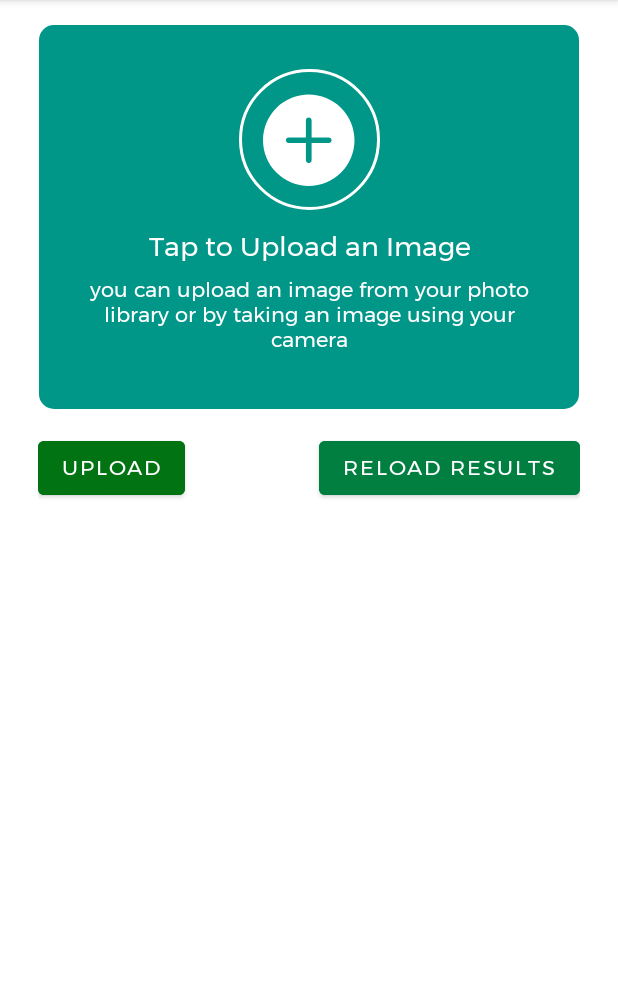
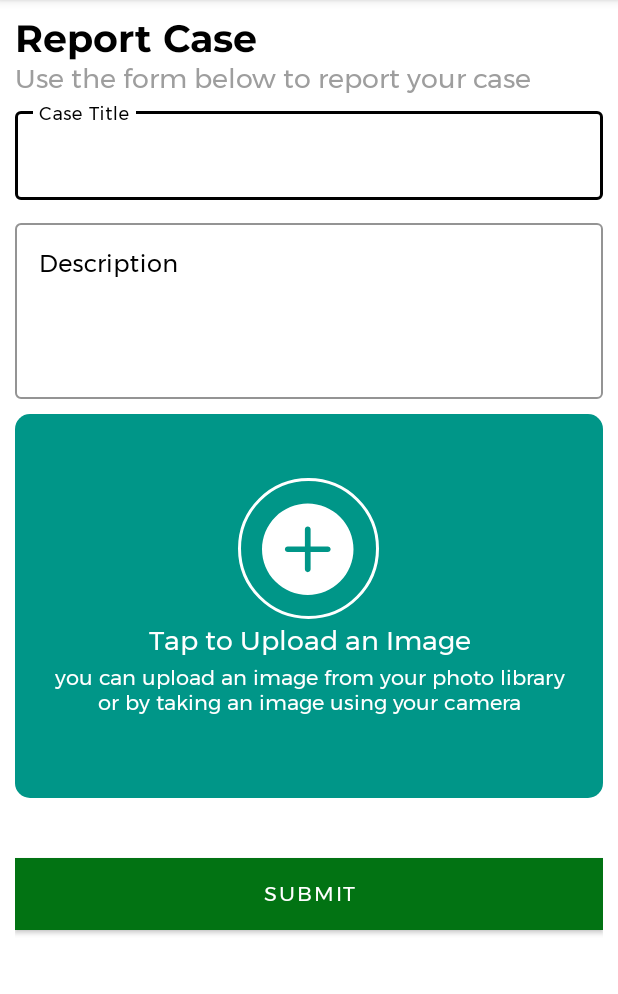
Before and after one commit to patrickhamzaokello/TakaMapNative, an Android app: the MakeReport screen opened directly, with no data from a screen before it, on a phone screen of 412 x 824 dp, the part 84-1078 px from its top. Run offline under Robolectric (Android 15) with nearby library versions, the phone set to English and light mode, and no system bars; libraries missing offline, so code that uses them is left out: com.androidnetworking.interceptors; 3 statements that could not run were skipped.

Commit message:
layout of reoport done

```diff
--- a/app/src/main/java/com/pkasemer/takamap/Apis/TakaApiBase.java
+++ b/app/src/main/java/com/pkasemer/takamap/Apis/TakaApiBase.java
@@ -61,8 +61,8 @@
             retrofit = new Retrofit.Builder()
                     .client(buildClient(context))
                     .addConverterFactory(GsonConverterFactory.create())
-//                    .baseUrl("http://192.168.0.113:8080/projects/TakaMap/mobile/api/v1/Requests")
-                    .baseUrl("https://yugimap.com/mobile/api/v1/Requests/")
+                    .baseUrl("http://192.168.1.118:8080/projects/TakaMap/mobile/api/v1/Requests/")
+//                    .baseUrl("https://yugimap.com/mobile/api/v1/Requests/")
                     .build();
         }
         return retrofit;
--- a/app/src/main/java/com/pkasemer/takamap/Apis/TakaApiService.java
+++ b/app/src/main/java/com/pkasemer/takamap/Apis/TakaApiService.java
@@ -1,5 +1,6 @@
 package com.pkasemer.takamap.Apis;
 
+import com.pkasemer.takamap.Models.FileResponse;
 import com.pkasemer.takamap.Models.HomeFeed;
 import com.pkasemer.takamap.Models.PickupResponse;
 import com.pkasemer.takamap.Models.ReportResponse;
@@ -52,8 +53,8 @@
     );
 
     @Multipart
-    @POST("user/updateprofile")
-    Call<ResponseBody> postReport(
+    @POST("RestApi/upload_api.php")
+    Call<FileResponse> postReport(
             @Part("description") RequestBody description,
             @Part MultipartBody.Part file
     );
--- a/app/src/main/java/com/pkasemer/takamap/MakeReport.java
+++ b/app/src/main/java/com/pkasemer/takamap/MakeReport.java
@@ -34,6 +34,7 @@
 
 import com.pkasemer.takamap.Apis.TakaApiBase;
 import com.pkasemer.takamap.Apis.TakaApiService;
+import com.pkasemer.takamap.Models.FileResponse;
 
 import java.io.File;
 import java.io.FileNotFoundException;
@@ -52,8 +53,8 @@
 
 public class MakeReport extends AppCompatActivity {
 
-    Button btnSelectPhoto,classifybutton;
-    ImageView image_captured;
+    Button submit_btn;
+    ImageView image_captured, take_picture;
     String currentPhotoPath;
     Uri currentpicURI;
     private TakaApiService takaApiService;
@@ -107,17 +108,17 @@
 
     private void initViewPager() {
         image_captured = findViewById(R.id.viewImage);
-        btnSelectPhoto = findViewById(R.id.btnSelectPhoto);
-        classifybutton = findViewById(R.id.classifybutton);
+        take_picture = findViewById(R.id.take_picture);
+        submit_btn = findViewById(R.id.submit_btn);
 
-        btnSelectPhoto.setOnClickListener(new View.OnClickListener() {
+        take_picture.setOnClickListener(new View.OnClickListener() {
             @Override
             public void onClick(View v) {
                 dispatchTakePictureIntent();
             }
         });
 
-        classifybutton.setOnClickListener(new View.OnClickListener() {
+        submit_btn.setOnClickListener(new View.OnClickListener() {
             @Override
             public void onClick(View view) {
                 Toast.makeText(MakeReport.this, "Upload", Toast.LENGTH_SHORT).show();
@@ -218,11 +219,9 @@
         RequestBody requestFile =
                 RequestBody.create(MediaType.parse("multipart/form-data"), file);
 
-
-
         // MultipartBody.Part is used to send also the actual file name
         MultipartBody.Part body =
-                MultipartBody.Part.createFormData("picture", file.getName(), requestFile);
+                MultipartBody.Part.createFormData("sendimage", file.getName(), requestFile);
 
         // add another part within the multipart request
         String descriptionString = "hello, this is description speaking";
@@ -231,17 +230,18 @@
                         okhttp3.MultipartBody.FORM, descriptionString);
 
         // finally, execute the request
-        Call<ResponseBody> call = takaApiService.postReport(description, body);
-        call.enqueue(new Callback<ResponseBody>() {
+        Call<FileResponse> call = takaApiService.postReport(description, body);
+        call.enqueue(new Callback<FileResponse>() {
             @Override
-            public void onResponse(Call<ResponseBody> call,
-                                   Response<ResponseBody> response) {
-                Log.v("Upload", "success");
+            public void onResponse(Call<FileResponse> call,
+                                   Response<FileResponse> response) {
+                FileResponse fileModel = response.body();
+                Toast.makeText(MakeReport.this, fileModel.getMessage(), Toast.LENGTH_SHORT).show();
             }
 
             @Override
-            public void onFailure(Call<ResponseBody> call, Throwable t) {
-                Log.e("Upload error:", t.getMessage());
+            public void onFailure(Call<FileResponse> call, Throwable t) {
+                Toast.makeText(MakeReport.this, t.getMessage(), Toast.LENGTH_SHORT).show();
             }
         });
     }
--- a/app/src/main/java/com/pkasemer/takamap/Models/FileResponse.java
+++ b/app/src/main/java/com/pkasemer/takamap/Models/FileResponse.java
@@ -1,2 +1,23 @@
-package com.pkasemer.takamap.Models;public class FileResponse {
+package com.pkasemer.takamap.Models;
+
+public class FileResponse {
+        public String message;
+        public Boolean status;
+
+        public String getMessage() {
+            return message;
+        }
+
+        public void setMessage(String message) {
+            this.message = message;
+        }
+
+        public Boolean getStatus() {
+            return status;
+        }
+
+        public void setStatus(Boolean status) {
+            this.status = status;
+        }
+
 }
--- a/app/src/main/res/layout/activity_make_report.xml
+++ b/app/src/main/res/layout/activity_make_report.xml
@@ -1,165 +1,190 @@
 <?xml version="1.0" encoding="utf-8"?>
-
-
-<LinearLayout xmlns:android="http://schemas.android.com/apk/res/android"
+<ScrollView xmlns:android="http://schemas.android.com/apk/res/android"
     xmlns:app="http://schemas.android.com/apk/res-auto"
     xmlns:tools="http://schemas.android.com/tools"
     android:layout_width="match_parent"
     android:layout_height="match_parent"
-    android:orientation="vertical"
-    android:padding="10dp"
+    android:background="#Fff"
     tools:context=".MakeReport">
 
     <androidx.constraintlayout.widget.ConstraintLayout
         android:layout_width="match_parent"
-        android:layout_height="wrap_content">
+        android:layout_height="match_parent"
+        android:layout_margin="10dp">
 
-        <androidx.constraintlayout.widget.Guideline
-            android:id="@+id/guidetop"
-            android:layout_width="wrap_content"
-            android:layout_height="wrap_content"
-            android:orientation="horizontal"
-            app:layout_constraintGuide_percent="0.02" />
 
-        <androidx.constraintlayout.widget.Guideline
-            android:id="@+id/guidelineleft"
-            android:layout_width="wrap_content"
+        <LinearLayout
+            android:layout_width="match_parent"
             android:layout_height="wrap_content"
             android:orientation="vertical"
-            app:layout_constraintGuide_percent="0.04" />
+            app:layout_constraintTop_toTopOf="parent"
+            app:layout_constraintEnd_toEndOf="parent"
 
-        <androidx.constraintlayout.widget.Guideline
-            android:id="@+id/guidelineright"
-            android:layout_width="wrap_content"
-            android:layout_height="wrap_content"
-            android:orientation="vertical"
-            app:layout_constraintGuide_percent="0.96" />
+            app:layout_constraintStart_toStartOf="parent"
+            android:id="@+id/inputLayout"
+            >
 
-        <androidx.constraintlayout.widget.Guideline
-            android:id="@+id/guidelinebottom"
-            android:layout_width="wrap_content"
-            android:layout_height="wrap_content"
-            android:orientation="horizontal"
-            app:layout_constraintGuide_percent="0.98" />
+            <TextView
+                android:id="@+id/register_welcomeback"
+                android:layout_width="wrap_content"
+                android:layout_height="wrap_content"
+                android:fontFamily="@font/montserrat_bold"
+                android:text="Report Case"
+                android:textColor="#000"
+                android:textSize="25sp"
+                android:includeFontPadding="false"
+                android:transitionName="logo_text"
+
+                />
+
+            <TextView
+                android:id="@+id/register_subtext"
+                android:layout_width="wrap_content"
+                android:layout_height="wrap_content"
+                android:fontFamily="@font/montserrat"
+                android:includeFontPadding="false"
+                android:textColor="#9E9E9E"
+                android:text="Use the form below to report your case"
+                android:textSize="18sp"
+                android:transitionName="logo_desc" />
 
 
+            <com.google.android.material.textfield.TextInputLayout
+                android:id="@+id/login_user_address"
+                style="@style/Widget.MaterialComponents.TextInputLayout.OutlinedBox"
+                android:layout_width="match_parent"
+                android:layout_height="wrap_content"
+                android:layout_marginTop="5dp"
+                app:hintTextColor="@color/black"
+                android:textColorHint="@color/black"
+                app:boxStrokeColor="@color/black"
+                app:boxStrokeErrorColor="@color/purple_500"
+                android:hint="Case Title">
+
+                <com.google.android.material.textfield.TextInputEditText
+                    android:id="@+id/inputTextUserAddress"
+                    android:layout_width="match_parent"
+                    android:layout_height="wrap_content"
+                    android:textColor="@color/black"
+
+                    android:inputType="textPostalAddress" />
+
+
+            </com.google.android.material.textfield.TextInputLayout>
+
+            <com.google.android.material.textfield.TextInputLayout
+                android:id="@+id/editTextDescription_layout"
+                style="@style/Widget.MaterialComponents.TextInputLayout.OutlinedBox"
+                android:layout_width="match_parent"
+                android:layout_height="wrap_content"
+                android:layout_marginTop="10dp"
+                android:hint="Description"
+                android:textColorHint="@color/black"
+                android:transitionName="username_input"
+                app:boxStrokeColor="@color/black"
+                app:boxStrokeErrorColor="@color/black"
+                app:hintTextColor="@color/black">
+
+                <com.google.android.material.textfield.TextInputEditText
+                    android:id="@+id/editTextDescription"
+                    android:layout_width="match_parent"
+                    android:layout_height="wrap_content"
+                    android:gravity="top|left"
+                    android:inputType="textMultiLine"
+                    android:lines="8"
+                    android:maxLines="10"
+                    android:minLines="4"
+                    android:scrollbars="vertical"
+                    android:textColor="@color/black" />
+
+
+            </com.google.android.material.textfield.TextInputLayout>
+
+        </LinearLayout>
         <ImageView
             android:id="@+id/viewImage"
-            android:layout_width="0dp"
+            android:layout_width="match_parent"
             android:layout_height="256dp"
             android:adjustViewBounds="true"
             android:background="@drawable/green_roundedcorners"
             android:scaleType="centerCrop"
-            app:layout_constraintEnd_toStartOf="@+id/guidelineright"
-            app:layout_constraintHorizontal_bias="1.0"
-            app:layout_constraintStart_toStartOf="@+id/guidelineleft"
-            app:layout_constraintTop_toTopOf="@+id/guidetop" />
-
-
-        <RelativeLayout
-            android:id="@+id/buttonlayout"
-            android:layout_width="match_parent"
-            android:layout_height="wrap_content"
-            android:padding="15dp"
-            app:layout_constraintTop_toBottomOf="@+id/viewImage">
-
-            <Button
-                android:id="@+id/btnSelectPhoto"
-                android:layout_width="wrap_content"
-                android:layout_height="wrap_content"
-                android:layout_alignParentStart="true"
-                android:backgroundTint="@color/purple_500"
-                android:text="Upload"
-                android:textColor="@color/white"
-                app:layout_constraintBottom_toBottomOf="parent"
-                app:layout_constraintEnd_toEndOf="parent"
-                app:layout_constraintTop_toTopOf="parent" />
-
-            <Button
-                android:id="@+id/classifybutton"
-                android:layout_width="wrap_content"
-                android:layout_height="wrap_content"
-                android:layout_alignParentEnd="true"
-                android:layout_marginStart="13dp"
-                android:backgroundTint="#007F41"
-                android:text="Reload Results"
-                app:layout_constraintBottom_toBottomOf="parent"
-                app:layout_constraintStart_toStartOf="parent"
-                app:layout_constraintTop_toTopOf="parent" />
-
-
-        </RelativeLayout>
+            android:layout_marginTop="10dp"
+            app:layout_constraintEnd_toEndOf="parent"
+            app:layout_constraintStart_toStartOf="parent"
+            app:layout_constraintTop_toBottomOf="@+id/inputLayout" />
 
 
 
-        <androidx.constraintlayout.widget.ConstraintLayout
-            android:id="@+id/uploadimageiconview"
-            android:layout_width="0dp"
-            android:layout_height="256dp"
-            app:layout_constraintBottom_toTopOf="@id/buttonlayout"
-            app:layout_constraintEnd_toEndOf="@id/viewImage"
-            app:layout_constraintStart_toStartOf="@id/viewImage"
-            app:layout_constraintTop_toTopOf="@id/guidetop">
-
-            <androidx.constraintlayout.widget.Guideline
-                android:id="@+id/guideline8"
-                android:layout_width="wrap_content"
-                android:layout_height="wrap_content"
-                android:orientation="horizontal"
-                app:layout_constraintGuide_percent="0.1" />
-
-            <androidx.constraintlayout.widget.Guideline
-                android:id="@+id/guideline9"
-                android:layout_width="wrap_content"
-                android:layout_height="wrap_content"
-                android:orientation="horizontal"
-                app:layout_constraintGuide_percent="0.9" />
+        <LinearLayout
+            android:layout_width="wrap_content"
+            android:layout_height="wrap_content"
+            android:gravity="center"
+            android:orientation="vertical"
+            app:layout_constraintBottom_toBottomOf="@+id/viewImage"
+            app:layout_constraintEnd_toEndOf="@+id/viewImage"
+            app:layout_constraintStart_toStartOf="@+id/viewImage"
+            app:layout_constraintTop_toTopOf="@+id/viewImage">
 
             <ImageView
-                android:id="@+id/imageView3"
+                android:id="@+id/take_picture"
                 android:layout_width="wrap_content"
                 android:layout_height="wrap_content"
                 android:src="@drawable/ic_dots"
-                app:layout_constraintBottom_toTopOf="@+id/uploadimagetext"
-                app:layout_constraintEnd_toEndOf="parent"
-                app:layout_constraintStart_toStartOf="parent"
-                app:layout_constraintTop_toTopOf="@+id/guideline8" />
+
+                />
 
             <TextView
                 android:id="@+id/uploadimagetext"
                 android:layout_width="wrap_content"
                 android:layout_height="wrap_content"
-                android:layout_marginTop="5dp"
                 android:gravity="center"
                 android:text="Tap to Upload an Image"
                 android:textColor="@color/white"
-                android:textSize="18sp"
-                app:layout_constraintBottom_toTopOf="@+id/uploadimagealttext"
-                app:layout_constraintEnd_toEndOf="parent"
-                app:layout_constraintStart_toStartOf="parent"
-                app:layout_constraintTop_toBottomOf="@+id/imageView3" />
+                android:textSize="18sp" />
 
 
             <TextView
                 android:id="@+id/uploadimagealttext"
-                android:layout_width="0dp"
+                android:layout_width="wrap_content"
                 android:layout_height="wrap_content"
                 android:layout_marginBottom="10dp"
                 android:gravity="center"
                 android:paddingHorizontal="20dp"
                 android:text="you can upload an image from your photo library or by taking an image using your camera"
                 android:textColor="@color/white"
-                app:layout_constraintBottom_toTopOf="@+id/guideline9"
-                app:layout_constraintEnd_toEndOf="parent"
-                app:layout_constraintStart_toStartOf="parent"
 
                 />
 
+        </LinearLayout>
 
-        </androidx.constraintlayout.widget.ConstraintLayout>
+
+
+
+
+        <LinearLayout
+            android:layout_width="match_parent"
+            android:layout_height="wrap_content"
+            android:orientation="vertical"
+            android:layout_marginTop="30dp"
+            app:layout_constraintTop_toBottomOf="@+id/viewImage"
+            >
+
+            <Button
+                android:id="@+id/submit_btn"
+                android:layout_width="match_parent"
+                android:layout_height="wrap_content"
+                android:layout_marginTop="10dp"
+                android:layout_marginBottom="5dp"
+                android:background="#000000"
+                android:text="Submit"
+                android:textColor="#fff"
+                android:transitionName="account_button"
+                />
+
+        </LinearLayout>
 
 
     </androidx.constraintlayout.widget.ConstraintLayout>
 
 
-</LinearLayout>
+</ScrollView>
```
